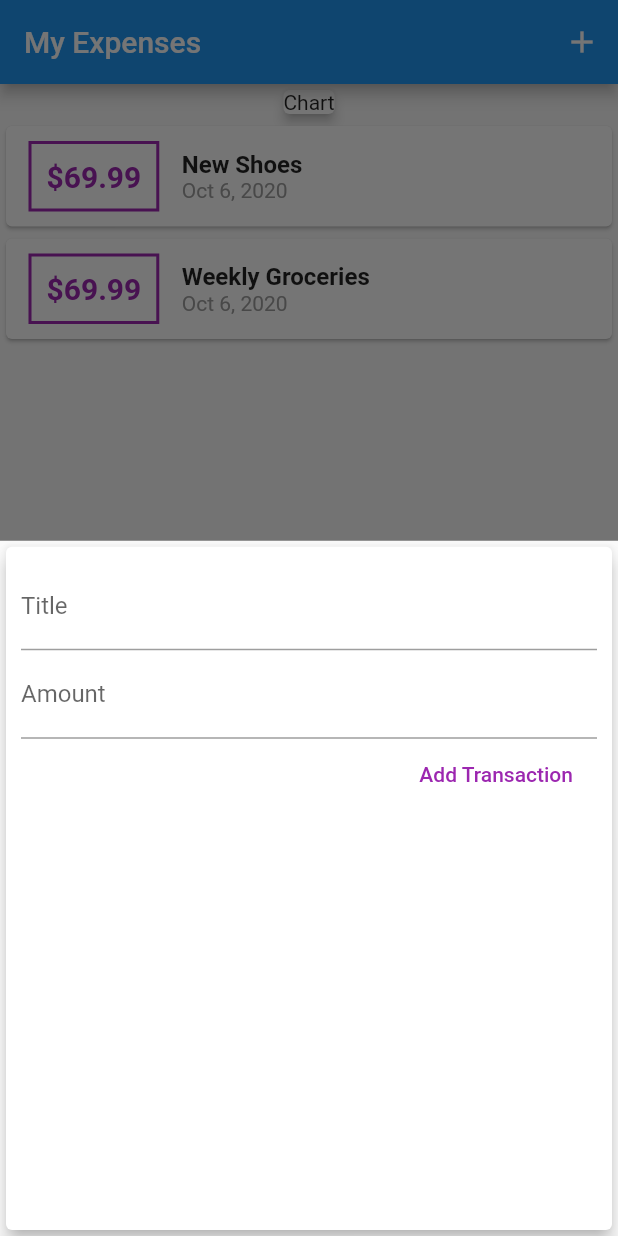
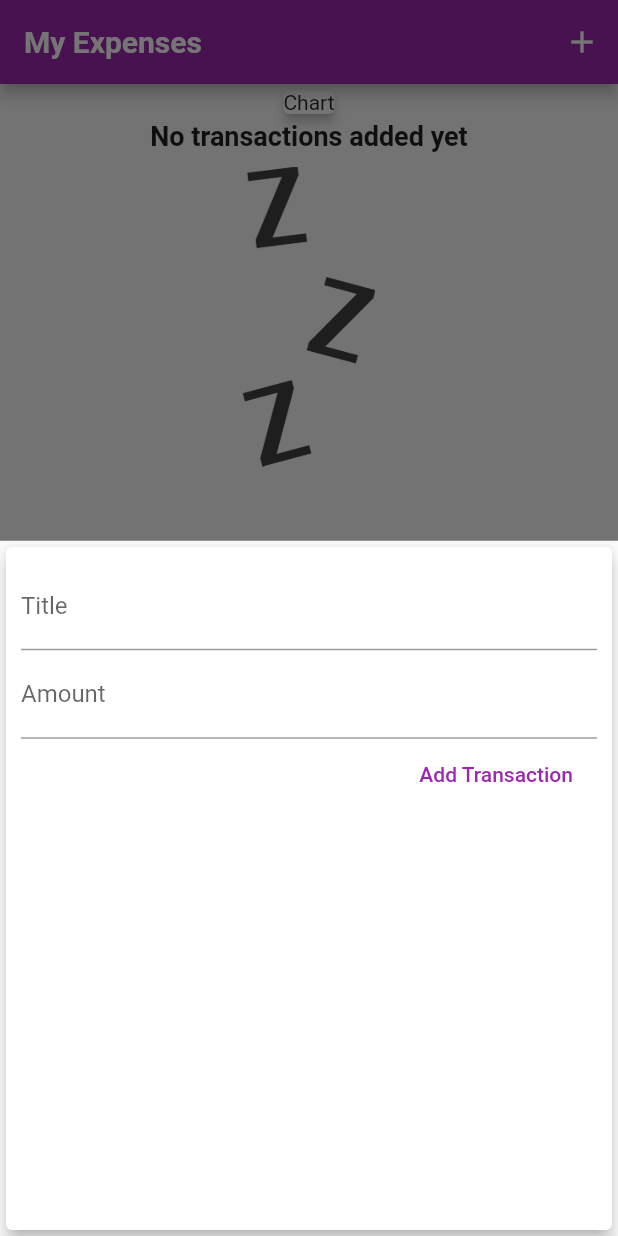
Before and after one commit to talhaSaqib/Flutter-Academind-Practice, a Flutter app: the screen it shows after launch, after a tap on the "add" icon, on a phone screen of 412 x 824 dp. Run offline on Flutter 3.47's test engine with Material 2 defaults, Android fonts, the phone set to English and light mode, and no system bars; missing offline and left inert: dart:ffi; Roboto replaces fonts that are missing (OpenSans, Quicksand).

Commit message:
folder 4, video 33

```diff
--- a/Practice Projects/my_expenses/lib/main.dart
+++ b/Practice Projects/my_expenses/lib/main.dart
@@ -8,7 +8,31 @@ void main() => runApp(MyApp());
 class MyApp extends StatelessWidget {
   @override
   Widget build(BuildContext context) {
-    return MaterialApp(title: 'My Expenses', home: MyHomePage());
+    return MaterialApp(
+      title: 'My Expenses',
+      home: MyHomePage(),
+      theme: ThemeData(
+        primarySwatch: Colors.purple,
+        accentColor: Colors.amber,
+        fontFamily: 'Quicksand',
+        textTheme: ThemeData.light().textTheme.copyWith(
+              headline6: TextStyle(
+                fontFamily: 'Quicksand',
+                fontSize: 18,
+                fontWeight: FontWeight.bold,
+              ),
+            ),
+        appBarTheme: AppBarTheme(
+          textTheme: ThemeData.light().textTheme.copyWith(
+                headline6: TextStyle(
+                  fontFamily: 'OpenSans',
+                  fontSize: 20,
+                  fontWeight: FontWeight.bold,
+                ),
+              ),
+        ),
+      ),
+    );
   }
 }
 
@@ -18,20 +42,7 @@ class MyHomePage extends StatefulWidget {
 }
 
 class _MyHomePageState extends State<MyHomePage> {
-  final List<Transaction> _userTransactions = [
-    Transaction(
-      id: 't1',
-      title: 'New Shoes',
-      amount: 69.99,
-      date: DateTime.now(),
-    ),
-    Transaction(
-      id: 't2',
-      title: 'Weekly Groceries',
-      amount: 69.99,
-      date: DateTime.now(),
-    ),
-  ];
+  final List<Transaction> _userTransactions = [];
 
   void _addNewTransaction(String title, double amount) {
     final newTx = Transaction(
@@ -63,7 +74,9 @@ class _MyHomePageState extends State<MyHomePage> {
   Widget build(BuildContext context) {
     return Scaffold(
       appBar: AppBar(
-        title: Text('My Expenses'),
+        title: Text(
+          'My Expenses',
+        ),
         actions: <Widget>[
           IconButton(
             icon: Icon(Icons.add),
--- /dev/null
+++ b/Practice Projects/my_expenses/lib/widgets/chart.dart
@@ -0,0 +1,12 @@
+import 'package:flutter/cupertino.dart';
+import 'package:flutter/material.dart';
+
+class Chart extends StatelessWidget {
+  @override
+  Widget build(BuildContext context) {
+    return Card(
+      elevation: 6,
+      margin: EdgeInsets.all(20),
+    );
+  }
+}
--- a/Practice Projects/my_expenses/lib/widgets/new_transaction.dart
+++ b/Practice Projects/my_expenses/lib/widgets/new_transaction.dart
@@ -1,11 +1,18 @@
 import 'package:flutter/material.dart';
 
-class NewTransaction extends StatelessWidget {
+class NewTransaction extends StatefulWidget {
   final Function addTx;
-  final titleController = TextEditingController();
-  final amountController = TextEditingController();
 
   NewTransaction(this.addTx);
+
+  @override
+  _NewTransactionState createState() => _NewTransactionState();
+}
+
+class _NewTransactionState extends State<NewTransaction> {
+  final titleController = TextEditingController();
+
+  final amountController = TextEditingController();
 
   void submitData() {
     final enteredTitle = titleController.text;
@@ -15,10 +22,12 @@ class NewTransaction extends StatelessWidget {
       return;
     }
 
-    addTx(
+    widget.addTx(
       enteredTitle,
       enteredAmount,
     );
+
+    Navigator.of(context).pop();
   }
 
   @override
--- a/Practice Projects/my_expenses/lib/widgets/transaction_list.dart
+++ b/Practice Projects/my_expenses/lib/widgets/transaction_list.dart
@@ -1,3 +1,5 @@
+import 'dart:ffi';
+
 import 'package:flutter/material.dart';
 import 'package:intl/intl.dart';
 import '../models/transaction.dart';
@@ -10,23 +12,44 @@ class TransactionList extends StatelessWidget {
   @override
   Widget build(BuildContext context) {
     return Container(
+      width: double.infinity,
       height: 300,
-      child: ListView.builder(
+      child: transactions.isEmpty
+          ? Column(
+              children: <Widget>[
+                Text(
+                  'No transactions added yet',
+                  style: Theme.of(context).textTheme.headline6,
+                ),
+                SizedBox(height: 10),
+                Container(
+                  height: 200,
+                  child: Image.asset(
+                    'assets/images/waiting.png',
+                    fit: BoxFit.cover,
+                  ),
+                )
+              ],
+            )
+          : ListView.builder(
               itemBuilder: (ctx, index) {
                 return Card(
                   child: Row(children: <Widget>[
                     Container(
-                margin: EdgeInsets.symmetric(horizontal: 15, vertical: 10),
+                      margin: EdgeInsets.symmetric(
+                        horizontal: 15,
+                        vertical: 10,
+                      ),
                       padding: EdgeInsets.all(10),
                       decoration: BoxDecoration(
-                  border: Border.all(color: Colors.purple, width: 2),
+                        border: Border.all(
+                          color: Theme.of(context).primaryColor,
+                          width: 2,
+                        ),
                       ),
                       child: Text(
                         '\$${transactions[index].amount.toStringAsFixed(2)}',
-                  style: TextStyle(
-                      fontWeight: FontWeight.bold,
-                      fontSize: 20,
-                      color: Colors.purple),
+                        style: Theme.of(context).textTheme.headline6,
                       ),
                     ),
                     Column(
@@ -34,10 +57,7 @@ class TransactionList extends StatelessWidget {
                       children: <Widget>[
                         Text(
                           transactions[index].title,
-                    style: TextStyle(
-                      fontSize: 16,
-                      fontWeight: FontWeight.bold,
-                    ),
+                          style: Theme.of(context).textTheme.headline6,
                         ),
                         Text(
                           DateFormat.yMMMd().format(transactions[index].date),
```
Also changed, not shown: Practice Projects/my_expenses/pubspec.yaml (+14 -2 lines), Practice Projects/my_expenses/assets/fonts/OpenSans-Bold.ttf (added), Practice Projects/my_expenses/assets/fonts/OpenSans-Regular.ttf (added), Practice Projects/my_expenses/assets/fonts/Quicksand-Bold.ttf (added), Practice Projects/my_expenses/assets/fonts/Quicksand-Light.ttf (added), Practice Projects/my_expenses/assets/fonts/Quicksand-Medium.ttf (added), Practice Projects/my_expenses/assets/fonts/Quicksand-Regular.ttf (added), Practice Projects/my_expenses/assets/images/waiting.png (added). Lines whose indentation alone changed are shown as unchanged.
